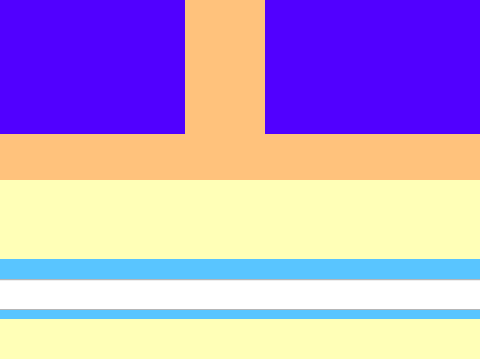
Above: pttvj/mainwindow.ui from monptt/pttvj before the change; both pictures show x 125 to 605 and y 241 to 600 of the 800 by 600 pixel window. Below: the same form after it.
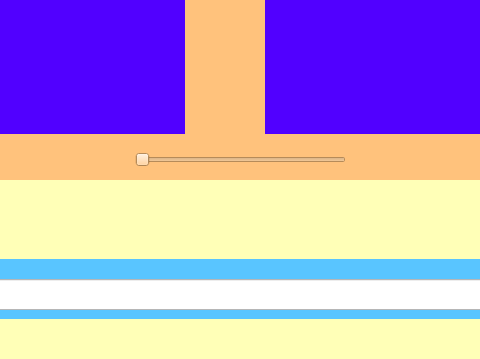
That is the form after the change.

Commit message: change weight with slider

```diff
--- a/pttvj/mainwindow.ui
+++ b/pttvj/mainwindow.ui
@@ -118,6 +118,25 @@
       <string notr="true">background-color: rgb(81, 0, 255);</string>
      </property>
     </widget>
+    <widget class="QSlider" name="LRSlider">
+     <property name="geometry">
+      <rect>
+       <x>250</x>
+       <y>380</y>
+       <width>211</width>
+       <height>22</height>
+      </rect>
+     </property>
+     <property name="maximum">
+      <number>100</number>
+     </property>
+     <property name="pageStep">
+      <number>100</number>
+     </property>
+     <property name="orientation">
+      <enum>Qt::Horizontal</enum>
+     </property>
+    </widget>
    </widget>
   </widget>
   <widget class="QMenuBar" name="menubar">
```
The commit also changes 7 other files.
